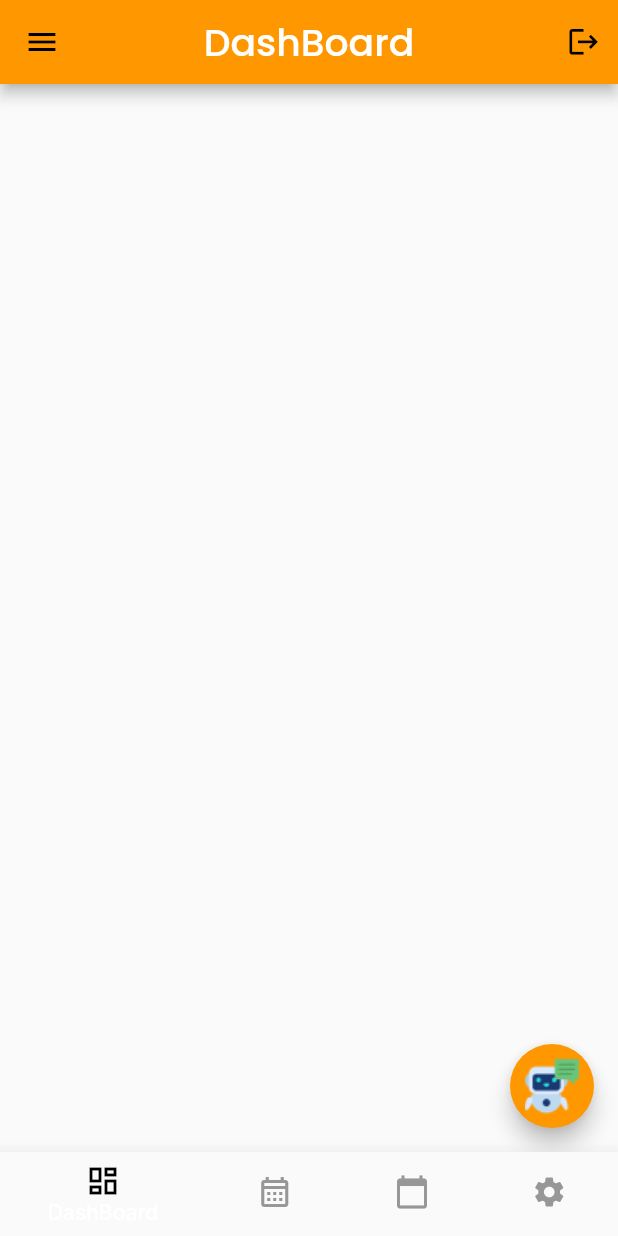
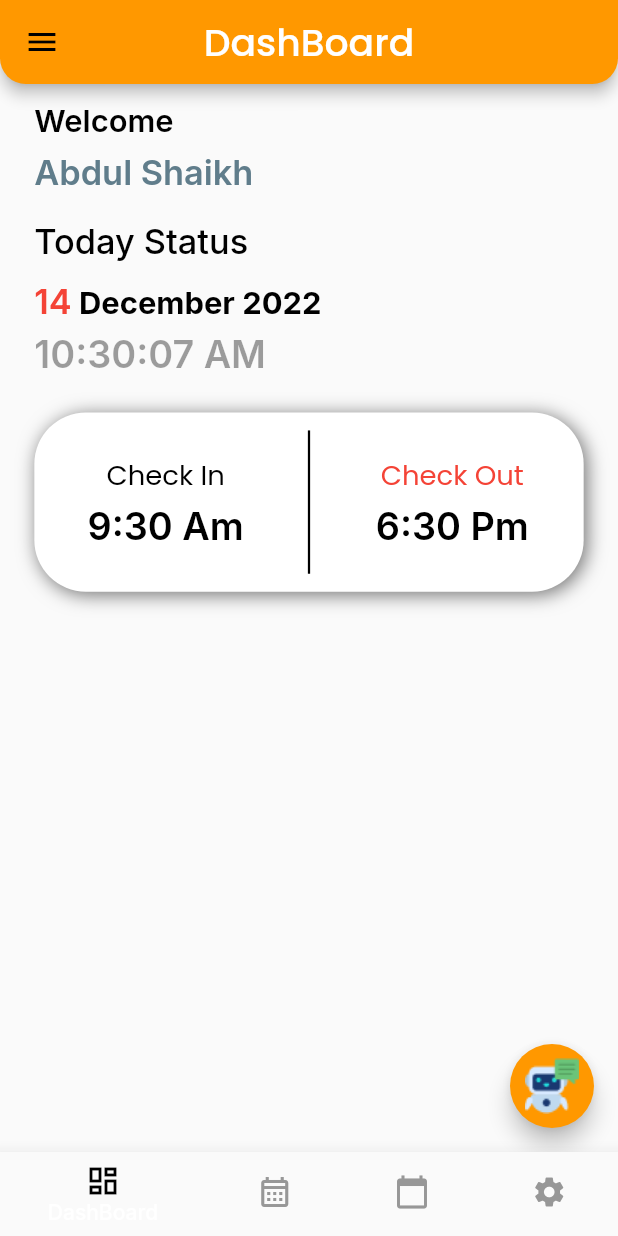
Before and after one commit to ShaikhAbdul007/e_trans, a Flutter app: the screen it shows after launch, on a phone screen of 412 x 824 dp. Run offline on Flutter 3.47's test engine with Material 2 defaults, Android fonts, the phone set to English and light mode, and no system bars; our stand-ins replace flutter_screenutil, get, get_storage, google_fonts, table_calendar; network calls fail.

Commit message:
remove logout button

```diff
--- a/lib/view/dashboard_page.dart
+++ b/lib/view/dashboard_page.dart
@@ -1,13 +1,11 @@
 import 'package:flutter/material.dart';
 import 'package:flutter_screenutil/flutter_screenutil.dart';
 import 'package:get/get.dart';
-import 'package:get_storage/get_storage.dart';
-import 'package:trasn_human_resource_managment/color/appcolor.dart';
+import 'package:trasn_human_resource_managment/view/drawer_page.dart';
 import 'package:trasn_human_resource_managment/viewModel/login_view_model.dart';
-
-import '../future_component/security_code_component.dart';
 import '../widget/helper.dart';
 import 'login_page.dart';
+import 'package:intl/intl.dart';
 
 class DashBoardPage extends StatefulWidget {
   const DashBoardPage({Key? key}) : super(key: key);
@@ -24,7 +22,6 @@ class _DashBoardPageState extends State<DashBoardPage> {
   @override
   void initState() {
     var userName = loginViewModel.retrieveUserName();
-    // TODO: implement initState
     security = loginViewModel.getSecurityCode(userName);
     super.initState();
   }
@@ -47,27 +44,154 @@ class _DashBoardPageState extends State<DashBoardPage> {
 
     return Scaffold(
       appBar: AppBar(
+        shape: RoundedRectangleBorder(
+            borderRadius: BorderRadius.only(
+          bottomLeft: Radius.circular(15.r),
+          bottomRight: Radius.circular(15.r),
+        )),
         title: Text(
           'DashBoard',
           style: Theme.of(context).textTheme.headline5,
         ),
         centerTitle: true,
-        actions: [
-          Padding(
-            padding: EdgeInsets.only(right: 10.w),
-            child: InkWell(
-              onTap: () => getDialog(),
-              child: Icon(
-                Icons.logout,
-                size: 20.sp,
-              ),
-            ),
-          )
-        ],
       ),
       body: ListView(
         shrinkWrap: true,
-        children: [],
+        children: [
+          Padding(
+            padding: EdgeInsets.only(top: 5.h, left: 10.w),
+            child: Column(
+              mainAxisAlignment: MainAxisAlignment.start,
+              crossAxisAlignment: CrossAxisAlignment.start,
+              children: [
+                Padding(
+                  padding: EdgeInsets.only(top: 5.h, left: 10.w),
+                  child: Text(
+                    'Welcome',
+                    style: style?.copyWith(
+                        color: Colors.black.withOpacity(1), fontSize: 18.sp),
+                  ),
+                ),
+                setHeight(2),
+                Padding(
+                  padding: EdgeInsets.only(top: 5.h, left: 10.w),
+                  child: Text(
+                    'Abdul Shaikh',
+                    style: style?.copyWith(
+                      color: Colors.blueGrey,
+                      fontSize: 20.sp,
+                    ),
+                  ),
+                ),
+                setHeight(10),
+                Padding(
+                  padding: EdgeInsets.only(top: 5.h, left: 10.w),
+                  child: Text(
+                    'Today Status',
+                    style: style?.copyWith(
+                        color: Colors.black,
+                        fontSize: 20.sp,
+                        fontWeight: FontWeight.w500),
+                  ),
+                ),
+              ],
+            ),
+          ),
+          Padding(
+            padding: EdgeInsets.only(top: 10.h, left: 20.w),
+            child: RichText(
+                text: TextSpan(
+                    text: DateTime.now().day.toString(),
+                    style: Theme.of(context)
+                        .textTheme
+                        .headline4
+                        ?.copyWith(fontSize: 20.sp, color: Colors.red),
+                    children: [
+                  TextSpan(
+                      text: DateFormat(' MMMM yyyy')
+                          .format(DateTime.now())
+                          .toString(),
+                      style: Theme.of(context).textTheme.headline4?.copyWith(
+                          fontSize: 18.sp,
+                          color: Colors.black,
+                          fontWeight: FontWeight.bold))
+                ])),
+          ),
+          Padding(
+            padding: EdgeInsets.only(top: 5.h, left: 20.w),
+            child: StreamBuilder(
+              stream: Stream.periodic(const Duration(seconds: 1)),
+              builder: (context, snapshot) {
+                return Text(
+                  DateFormat('hh:mm:ss a').format(DateTime.now()),
+                  style: Theme.of(context)
+                      .textTheme
+                      .headline4
+                      ?.copyWith(fontSize: 22.sp, color: Colors.black38),
+                );
+              },
+            ),
+          ),
+          Container(
+            margin: EdgeInsets.only(left: 20.w, right: 20.w, top: 20.h),
+            height: 100.h,
+            decoration: BoxDecoration(boxShadow: const [
+              BoxShadow(
+                  color: Colors.black54, blurRadius: 10, offset: Offset(2, 2))
+            ], borderRadius: BorderRadius.circular(30.r), color: Colors.white),
+            child: Row(
+              crossAxisAlignment: CrossAxisAlignment.center,
+              mainAxisAlignment: MainAxisAlignment.center,
+              children: [
+                Expanded(
+                    child: Column(
+                  crossAxisAlignment: CrossAxisAlignment.center,
+                  mainAxisAlignment: MainAxisAlignment.center,
+                  children: [
+                    Text('Check In',
+                        style: Theme.of(context)
+                            .textTheme
+                            .headline6
+                            ?.copyWith(color: Colors.black)),
+                    setHeight(5),
+                    Text(
+                      '9:30 Am',
+                      style: Theme.of(context)
+                          .textTheme
+                          .headline4
+                          ?.copyWith(fontSize: 22.sp, color: Colors.black),
+                    )
+                  ],
+                )),
+                Padding(
+                  padding: EdgeInsets.symmetric(vertical: 10.h),
+                  child: const VerticalDivider(
+                    thickness: 1.5,
+                    color: Colors.black,
+                  ),
+                ),
+                Expanded(
+                    child: Column(
+                  crossAxisAlignment: CrossAxisAlignment.center,
+                  mainAxisAlignment: MainAxisAlignment.center,
+                  children: [
+                    Text('Check Out',
+                        style: Theme.of(context)
+                            .textTheme
+                            .headline6
+                            ?.copyWith(color: Colors.red)),
+                    setHeight(5),
+                    Text('6:30 Pm',
+                        style: Theme.of(context)
+                            .textTheme
+                            .headline4
+                            ?.copyWith(fontSize: 22.sp, color: Colors.black))
+                  ],
+                )),
+              ],
+            ),
+          ),
+        ],
       ),
       floatingActionButton: FloatingActionButton(
         onPressed: () {
@@ -115,6 +239,7 @@ class _DashBoardPageState extends State<DashBoardPage> {
                               ),
                             );
                           } else if (snapshot.hasData) {
+                            var data = snapshot.data;
                             return Padding(
                               padding: const EdgeInsets.only(top: 20),
                               child: Column(
@@ -136,6 +261,10 @@ class _DashBoardPageState extends State<DashBoardPage> {
                                         ]),
                                     child: Row(
                                       children: [
+                                        if (data == 'No Data Found') ...{
+                                          Text(data.toString(),
+                                              style: securityStyle)
+                                        } else ...{
                                           Text('Security Code',
                                               style: labelStyle),
                                           setWidth(10),
@@ -144,8 +273,9 @@ class _DashBoardPageState extends State<DashBoardPage> {
                                             size: 25.sp,
                                           ),
                                           setWidth(10),
-                                        Text(snapshot.data.toString(),
+                                          Text(data.toString(),
                                               style: securityStyle)
+                                        }
                                       ],
                                     ),
                                   ),
@@ -180,90 +310,7 @@ class _DashBoardPageState extends State<DashBoardPage> {
           image: AssetImage('asset/chatbot 1.png'),
         ),
       ),
-      drawer: Drawer(
-        child: Container(
-          decoration: const BoxDecoration(
-              gradient: LinearGradient(
-                  begin: Alignment.topRight,
-                  end: Alignment.bottomRight,
-                  colors: [
-                Color(0xFFCC9900),
-                Color(0xffff9900),
-                Color(0xFFCC9900),
-              ])),
-          child: ListView(children: [
-            Padding(
-              padding: const EdgeInsets.only(top: 300, left: 80),
-              child: Text(
-                'Comming Soon',
-                style: labelStyle,
-              ),
-            )
-          ]),
-        ),
-      ),
+      drawer: const CustomDrawer(),
     );
   }
-
-  getDialog() => Get.defaultDialog(
-      barrierDismissible: true,
-      backgroundColor: Colors.grey.shade100,
-      title: 'Alert',
-      middleText: 'Are you want to logout ?',
-      titleStyle: Theme.of(context).textTheme.headline4?.copyWith(
-          fontSize: 15.sp, color: Colors.black, fontWeight: FontWeight.bold),
-      middleTextStyle: Theme.of(context)
-          .textTheme
-          .headline6
-          ?.copyWith(fontSize: 16.sp, color: Colors.red),
-      actions: [
-        Padding(
-          padding: const EdgeInsets.only(left: 60),
-          child: Row(
-            children: [
-              Obx(
-                () => TextButton(
-                    style: ButtonStyle(
-                        backgroundColor:
-                            MaterialStateProperty.all<Color>(Colors.black)),
-                    onPressed: () {
-                      loginViewModel.isLoading.value = true;
-                      Future.delayed(const Duration(seconds: 2), () {
-                        loginViewModel.removeUser();
-                        loginViewModel.saveLogIn(false);
-                        loginViewModel.isLoading.value = false;
-                        Get.offAll(() => const LoginScreen());
-                      });
-                    },
-                    child: loginViewModel.isLoading.value
-                        ? const CircularProgressIndicator()
-                        : Text(
-                            'Yes',
-                            style: Theme.of(context)
-                                .textTheme
-                                .headline4
-                                ?.copyWith(
-                                    fontSize: 16.sp, color: Colors.white),
-                          )),
-              ),
-              setWidth(10),
-              TextButton(
-                  style: ButtonStyle(
-                      backgroundColor:
-                          MaterialStateProperty.all<Color>(Colors.black)),
-                  onPressed: () {
-                    Get.back();
-                  },
-                  child: Text(
-                    'No',
-                    style: Theme.of(context)
-                        .textTheme
-                        .headline4
-                        ?.copyWith(fontSize: 16.sp, color: Colors.white),
-                  )),
-            ],
-          ),
-        ),
-      ],
-      radius: 20);
 }
```
Lines whose indentation alone changed are shown as unchanged.
